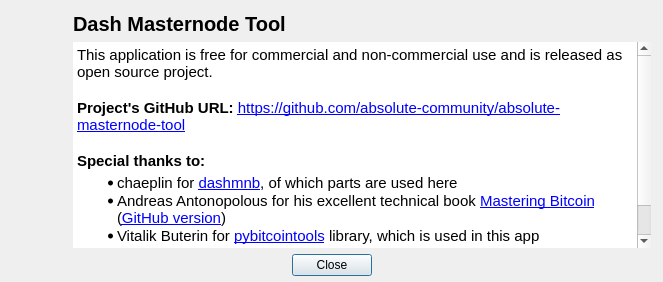
Above: src/ui/ui_about_dlg.ui from absolute-community/absolute-masternode-tool before the change. Below: the same form after it.
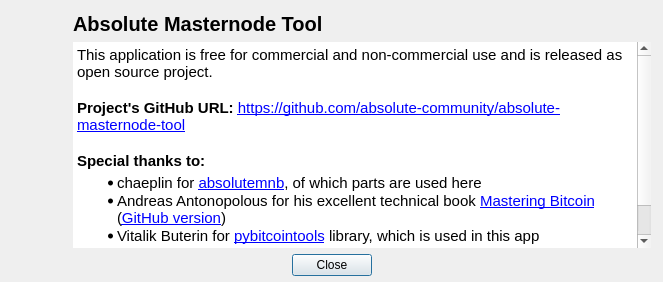
That is the form after the change.

What changed in the file:
```diff
--- a/src/ui/ui_about_dlg.ui
+++ b/src/ui/ui_about_dlg.ui
@@ -110,7 +110,7 @@
            </font>
           </property>
           <property name="text">
-           <string>Dash Masternode Tool</string>
+           <string>Absolute Masternode Tool</string>
           </property>
          </widget>
         </item>
@@ -137,7 +137,7 @@
 &lt;p style=&quot; margin-top:0px; margin-bottom:0px; margin-left:0px; margin-right:0px; -qt-block-indent:0; text-indent:0px;&quot;&gt;&lt;span style=&quot; font-size:11pt; font-weight:600;&quot;&gt;Project's GitHub URL:&lt;/span&gt;&lt;span style=&quot; font-size:11pt;&quot;&gt; &lt;/span&gt;&lt;a href=&quot;https://github.com/absolute-community/absolute-masternode-tool&quot;&gt;&lt;span style=&quot; font-size:11pt; text-decoration: underline; color:#0000ff;&quot;&gt;https://github.com/absolute-community/absolute-masternode-tool&lt;/span&gt;&lt;/a&gt;&lt;span style=&quot; font-size:11pt;&quot;&gt; &lt;/span&gt;&lt;/p&gt;
 &lt;p style=&quot;-qt-paragraph-type:empty; margin-top:0px; margin-bottom:0px; margin-left:0px; margin-right:0px; -qt-block-indent:0; text-indent:0px; font-size:11pt;&quot;&gt;&lt;br /&gt;&lt;/p&gt;
 &lt;p style=&quot; margin-top:0px; margin-bottom:0px; margin-left:0px; margin-right:0px; -qt-block-indent:0; text-indent:0px;&quot;&gt;&lt;span style=&quot; font-size:11pt; font-weight:600;&quot;&gt;Special thanks to:&lt;/span&gt;&lt;/p&gt;
-&lt;ul style=&quot;margin-top: 0px; margin-bottom: 0px; margin-left: 0px; margin-right: 0px; -qt-list-indent: 1;&quot;&gt;&lt;li style=&quot; font-size:11pt;&quot; style=&quot; margin-top:4px; margin-bottom:0px; margin-left:0px; margin-right:0px; -qt-block-indent:0; text-indent:0px;&quot;&gt;chaeplin for &lt;a href=&quot;https://github.com/chaeplin/dashmnb&quot;&gt;&lt;span style=&quot; text-decoration: underline; color:#0000ff;&quot;&gt;dashmnb&lt;/span&gt;&lt;/a&gt;, of which parts are used here&lt;/li&gt;
+&lt;ul style=&quot;margin-top: 0px; margin-bottom: 0px; margin-left: 0px; margin-right: 0px; -qt-list-indent: 1;&quot;&gt;&lt;li style=&quot; font-size:11pt;&quot; style=&quot; margin-top:4px; margin-bottom:0px; margin-left:0px; margin-right:0px; -qt-block-indent:0; text-indent:0px;&quot;&gt;chaeplin for &lt;a href=&quot;https://github.com/chaeplin/absolutemnb&quot;&gt;&lt;span style=&quot; text-decoration: underline; color:#0000ff;&quot;&gt;absolutemnb&lt;/span&gt;&lt;/a&gt;, of which parts are used here&lt;/li&gt;
 &lt;li style=&quot; font-size:11pt;&quot; style=&quot; margin-top:0px; margin-bottom:0px; margin-left:0px; margin-right:0px; -qt-block-indent:0; text-indent:0px;&quot;&gt;Andreas Antonopolous for his excellent technical book &lt;a href=&quot;http://shop.oreilly.com/product/0636920049524.do&quot;&gt;&lt;span style=&quot; text-decoration: underline; color:#0000ff;&quot;&gt;Mastering Bitcoin&lt;/span&gt;&lt;/a&gt; (&lt;a href=&quot;https://github.com/bitcoinbook/bitcoinbook/tree/develop&quot;&gt;&lt;span style=&quot; text-decoration: underline; color:#0000ff;&quot;&gt;GitHub version&lt;/span&gt;&lt;/a&gt;)&lt;/li&gt;
 &lt;li style=&quot; font-size:11pt;&quot; style=&quot; margin-top:0px; margin-bottom:6px; margin-left:0px; margin-right:0px; -qt-block-indent:0; text-indent:0px;&quot;&gt;Vitalik Buterin for &lt;a href=&quot;https://github.com/vbuterin/pybitcointools&quot;&gt;&lt;span style=&quot; text-decoration: underline; color:#0000ff;&quot;&gt;pybitcointools&lt;/span&gt;&lt;/a&gt; library, which is used in this app&lt;/li&gt;&lt;/ul&gt;
 &lt;p style=&quot;-qt-paragraph-type:empty; margin-top:0px; margin-bottom:0px; margin-left:0px; margin-right:0px; -qt-block-indent:0; text-indent:0px; font-size:8.25pt;&quot;&gt;&lt;br /&gt;&lt;/p&gt;
```
